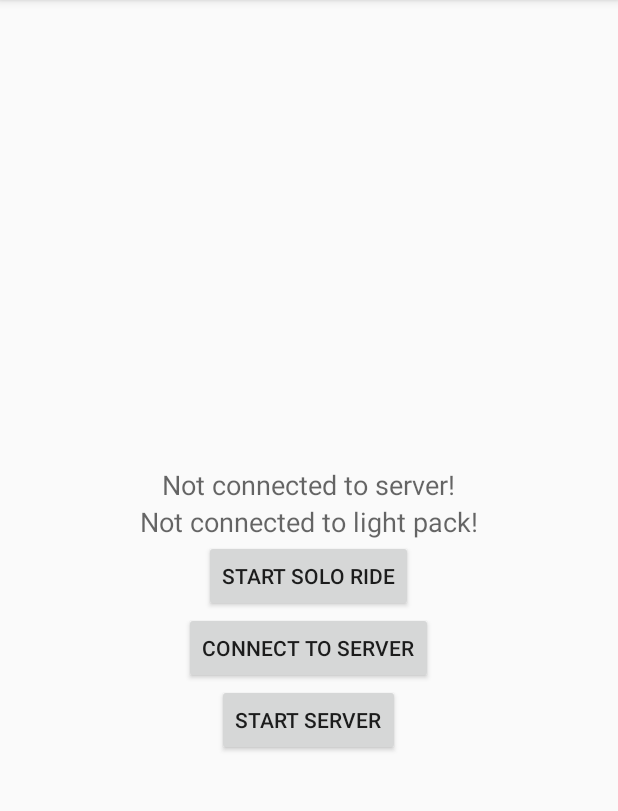
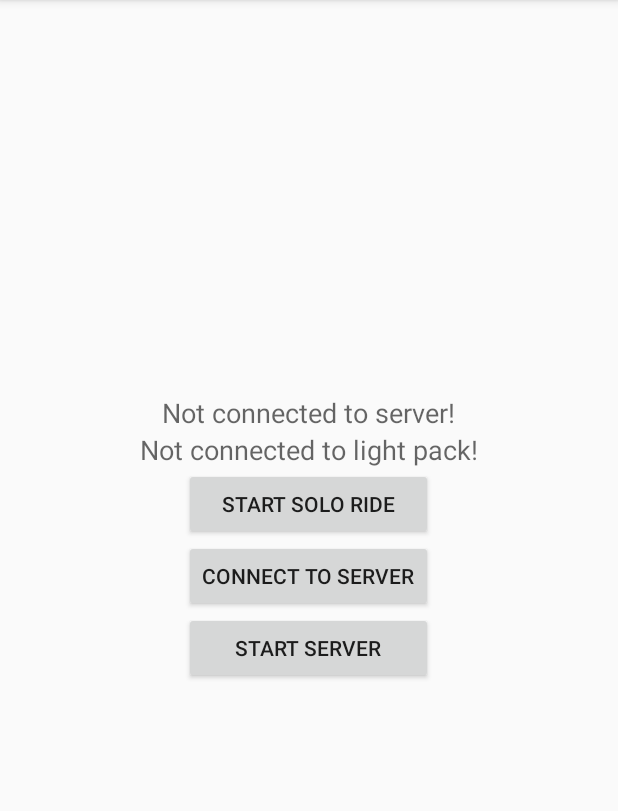
Before and after one commit to dudeofawesome/BikeBuds, an Android app: the screen it shows after launch (MainActivity), with the options menu open, on a phone screen of 412 x 824 dp, the part 84-895 px from its top. Run offline under Robolectric (Android 15) with nearby library versions, the phone set to English and light mode, and no system bars; 2 statements that could not run were skipped.

Commit message:
updating main layout

```diff
--- a/Android/BikeBuds/app/src/main/res/layout/activity_main.xml
+++ b/Android/BikeBuds/app/src/main/res/layout/activity_main.xml
@@ -9,15 +9,6 @@
     <RelativeLayout android:id="@+id/container" android:layout_width="match_parent"
         android:layout_height="match_parent" >
 
-        <Button
-            android:layout_width="wrap_content"
-            android:layout_height="wrap_content"
-            android:text="Start Solo Ride"
-            android:id="@+id/startRide"
-            android:layout_gravity="center"
-            android:layout_centerVertical="true"
-            android:layout_centerHorizontal="true" />
-
         <TextView
             android:layout_width="wrap_content"
             android:layout_height="wrap_content"
@@ -25,7 +16,7 @@
             android:text="Not connected to light pack!"
             android:id="@+id/hardwareConnectionStatus"
             android:layout_gravity="center_horizontal|top"
-            android:layout_above="@+id/startRide"
+            android:layout_above="@+id/linearLayout"
             android:layout_centerHorizontal="true" />
 
         <TextView
@@ -38,23 +29,43 @@
             android:layout_above="@+id/hardwareConnectionStatus"
             android:layout_centerHorizontal="true" />
 
-        <Button
+        <LinearLayout
+            android:orientation="vertical"
             android:layout_width="wrap_content"
             android:layout_height="wrap_content"
-            android:text="Start Server"
-            android:id="@+id/startServer"
-            android:layout_gravity="center"
-            android:layout_below="@+id/connectToServer"
-            android:layout_centerHorizontal="true" />
+            android:gravity="center"
+            android:layout_centerVertical="true"
+            android:layout_centerHorizontal="true"
+            android:id="@+id/linearLayout">
 
-        <Button
-            android:layout_width="wrap_content"
-            android:layout_height="wrap_content"
-            android:text="Connect to Server"
-            android:id="@+id/connectToServer"
-            android:layout_gravity="center"
-            android:layout_below="@+id/startRide"
-            android:layout_centerHorizontal="true" />
+            <Button
+                android:layout_width="fill_parent"
+                android:layout_height="wrap_content"
+                android:text="Start Solo Ride"
+                android:id="@+id/startRide"
+                android:layout_gravity="center"
+                android:layout_centerVertical="true"
+                android:layout_centerHorizontal="true" />
+
+            <Button
+                android:layout_width="fill_parent"
+                android:layout_height="wrap_content"
+                android:text="Connect to Server"
+                android:id="@+id/connectToServer"
+                android:layout_gravity="center"
+                android:layout_below="@+id/startRide"
+                android:layout_centerHorizontal="true" />
+
+            <Button
+                android:layout_width="fill_parent"
+                android:layout_height="wrap_content"
+                android:text="Start Server"
+                android:id="@+id/startServer"
+                android:layout_gravity="center"
+                android:layout_below="@+id/connectToServer"
+                android:layout_centerHorizontal="true" />
+        </LinearLayout>
+
     </RelativeLayout>
 
     <!-- android:layout_gravity="start" tells DrawerLayout to treat
```
